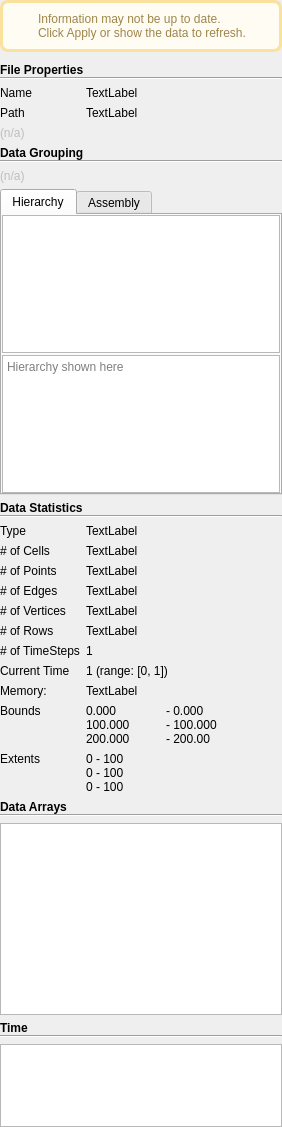
First picture: the form in Qt/Components/Resources/UI/pqProxyInformationWidget.ui, repository Kitware/ParaView, before the edit.
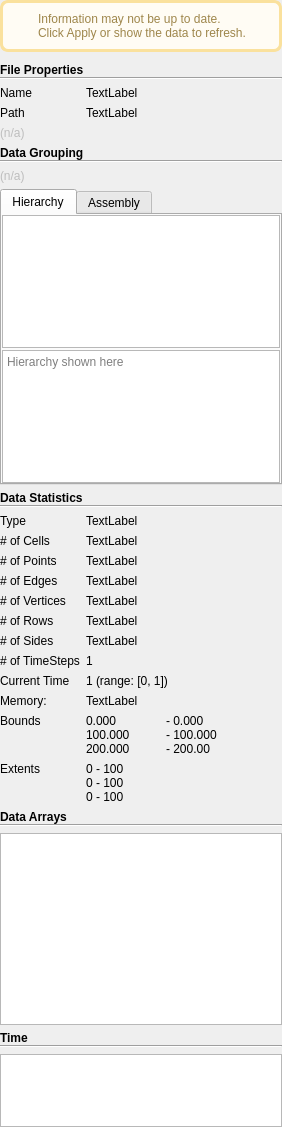
Second picture: the form after the edit. Icons and pictures are not drawn. Custom widgets are drawn as their Qt base class.

Commit message: Qt: Show side data

```diff
--- a/Qt/Components/Resources/UI/pqProxyInformationWidget.ui
+++ b/Qt/Components/Resources/UI/pqProxyInformationWidget.ui
@@ -153,7 +153,7 @@
      </property>
     </widget>
    </item>
-   <item row="19" column="1">
+   <item row="20" column="1">
     <widget class="QLabel" name="extents">
      <property name="text">
       <string>0 - 100
@@ -300,7 +300,7 @@
      </property>
     </widget>
    </item>
-   <item row="23" column="0" colspan="2">
+   <item row="24" column="0" colspan="2">
     <widget class="pqTreeView" name="timeValues">
      <property name="alternatingRowColors">
       <bool>true</bool>
@@ -320,6 +320,26 @@
      </property>
     </widget>
    </item>
+   <item row="15" column="0">
+    <widget class="QLabel" name="labelSideCount">
+     <property name="text">
+      <string># of Sides</string>
+     </property>
+    </widget>
+   </item>
+   <item row="15" column="1">
+    <widget class="QLabel" name="sideCount">
+     <property name="text">
+      <string>TextLabel</string>
+     </property>
+     <property name="wordWrap">
+      <bool>true</bool>
+     </property>
+     <property name="textInteractionFlags">
+      <set>Qt::TextSelectableByKeyboard|Qt::TextSelectableByMouse</set>
+     </property>
+    </widget>
+   </item>
    <item row="8" column="0" colspan="2">
     <layout class="QVBoxLayout" name="verticalLayout_3">
      <property name="spacing">
@@ -354,7 +374,7 @@
      </property>
     </widget>
    </item>
-   <item row="19" column="0">
+   <item row="20" column="0">
     <widget class="QLabel" name="labelExtents">
      <property name="text">
       <string>Extents</string>
@@ -377,7 +397,7 @@
      </property>
     </widget>
    </item>
-   <item row="20" column="0" colspan="2">
+   <item row="21" column="0" colspan="2">
     <layout class="QVBoxLayout" name="verticalLayout_4">
      <property name="spacing">
       <number>0</number>
@@ -404,7 +424,7 @@
      </item>
     </layout>
    </item>
-   <item row="22" column="0" colspan="2">
+   <item row="23" column="0" colspan="2">
     <layout class="QVBoxLayout" name="verticalLayout_7" stretch="0,0">
      <property name="spacing">
       <number>0</number>
@@ -431,7 +451,7 @@
      </item>
     </layout>
    </item>
-   <item row="18" column="1">
+   <item row="19" column="1">
     <widget class="QLabel" name="bounds">
      <property name="text">
       <string>0.000	- 0.000
@@ -456,7 +476,7 @@
      </property>
     </widget>
    </item>
-   <item row="17" column="1">
+   <item row="18" column="1">
     <widget class="QLabel" name="memory">
      <property name="text">
       <string>TextLabel</string>
@@ -493,7 +513,7 @@
      </property>
     </widget>
    </item>
-   <item row="21" column="0" colspan="2">
+   <item row="22" column="0" colspan="2">
     <widget class="pqTreeView" name="dataArraysTable">
      <property name="sizePolicy">
       <sizepolicy hsizetype="Ignored" vsizetype="MinimumExpanding">
@@ -539,14 +559,14 @@
      </item>
     </layout>
    </item>
-   <item row="17" column="0">
+   <item row="18" column="0">
     <widget class="QLabel" name="labelMemory">
      <property name="text">
       <string>Memory:</string>
      </property>
     </widget>
    </item>
-   <item row="18" column="0">
+   <item row="19" column="0">
     <widget class="QLabel" name="labelBounds">
      <property name="text">
       <string>Bounds</string>
@@ -649,28 +669,28 @@
      </property>
     </widget>
    </item>
-   <item row="15" column="0">
+   <item row="16" column="0">
     <widget class="QLabel" name="labelTimeSteps">
      <property name="text">
       <string># of TimeSteps</string>
      </property>
     </widget>
    </item>
-   <item row="15" column="1">
+   <item row="16" column="1">
     <widget class="QLabel" name="timeSteps">
      <property name="text">
       <string>1</string>
      </property>
     </widget>
    </item>
-   <item row="16" column="0">
+   <item row="17" column="0">
     <widget class="QLabel" name="labelCurrentTime">
      <property name="text">
       <string>Current Time</string>
      </property>
     </widget>
    </item>
-   <item row="16" column="1">
+   <item row="17" column="1">
     <widget class="QLabel" name="currentTime">
      <property name="text">
       <string>1 (range: [0, 1])</string>
```
The commit also changes 6 other files.
